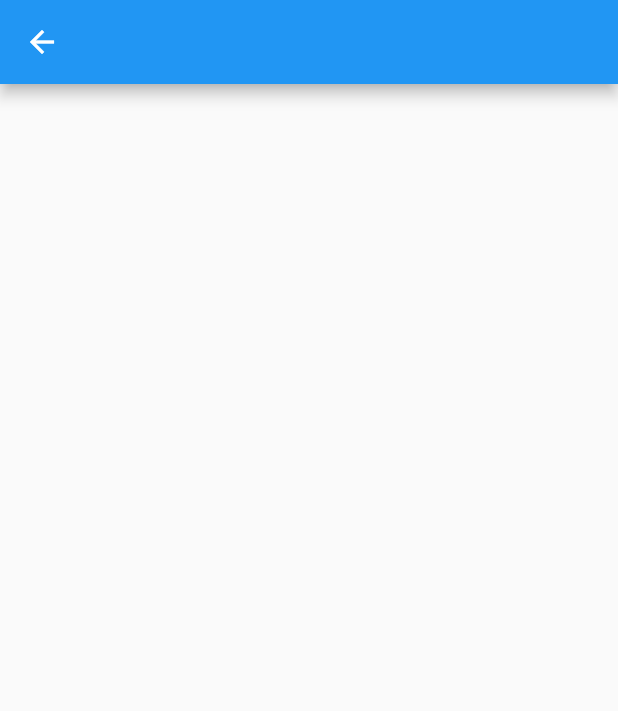
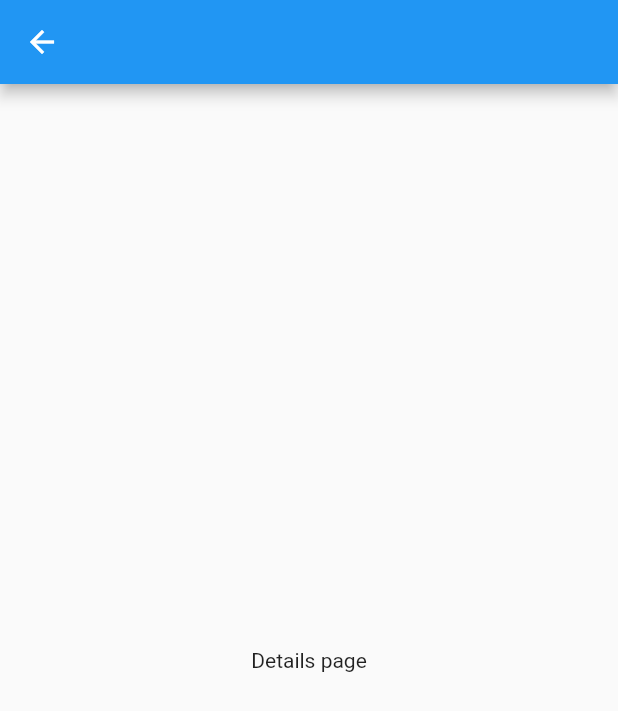
Before and after one commit to guilhermemaiawarren/cryptos_project, a Flutter app: the DetailsScreen screen opened directly, on a phone screen of 412 x 824 dp. Shown: the top 711 px of the screen. Run offline on Flutter 3.47's test engine with Material 2 defaults, Android fonts, the light colour scheme and no system bars; our stand-ins replace decimal, fl_chart, hooks_riverpod.

Commit message:
feat: page view melhorado

```diff
--- a/lib/app_widget.dart
+++ b/lib/app_widget.dart
@@ -1,13 +1,15 @@
 import 'package:flutter/material.dart';
 import 'package:projeto_criptos/cripto_navigation/view/cripto_navigation.dart';
+import 'package:projeto_criptos/shared/routes/app_routes.dart';
 
 class AppWidget extends StatelessWidget {
   const AppWidget({Key? key}) : super(key: key);
 
   @override
   Widget build(BuildContext context) {
-    return const MaterialApp(
-      home: CriptoNavigation(),
+    return MaterialApp(
+      routes: appRoutes,
+      initialRoute: CriptoNavigation.route,
       debugShowCheckedModeBanner: false,
     );
   }
--- a/lib/details/view/details_screen.dart
+++ b/lib/details/view/details_screen.dart
@@ -3,6 +3,8 @@ import 'package:hooks_riverpod/hooks_riverpod.dart';
 
 class DetailsScreen extends StatefulHookConsumerWidget {
   const DetailsScreen({Key? key}) : super(key: key);
+
+  static String route = '/details';
 
   @override
   ConsumerState<DetailsScreen> createState() => _DetailsScreenState();
@@ -15,7 +17,9 @@ class _DetailsScreenState extends ConsumerState<DetailsScreen> {
       appBar: AppBar(
         title: const Text(''),
       ),
-      body: Container(),
+      body: const Center(
+        child: Text('Details page'),
+      ),
     );
   }
 }
--- a/lib/portfolio/widgets/asset_list_tile.dart
+++ b/lib/portfolio/widgets/asset_list_tile.dart
@@ -18,7 +18,9 @@ class AssetListTile extends HookConsumerWidget {
   Widget build(BuildContext context, WidgetRef ref) {
     var visible = ref.watch(visibleProvider.state);
     return ListTile(
-      onTap: () {},
+      onTap: () {
+        Navigator.of(context).pushNamed('/details');
+      },
       leading: CircleAvatar(
         radius: 20,
         backgroundColor: Colors.transparent,
```
Also changed, not shown: lib/cripto_navigation/view/cripto_navigation.dart (+24 -9 lines), lib/shared/routes/app_routes.dart (added, +9 -0 lines), 1 other file.
